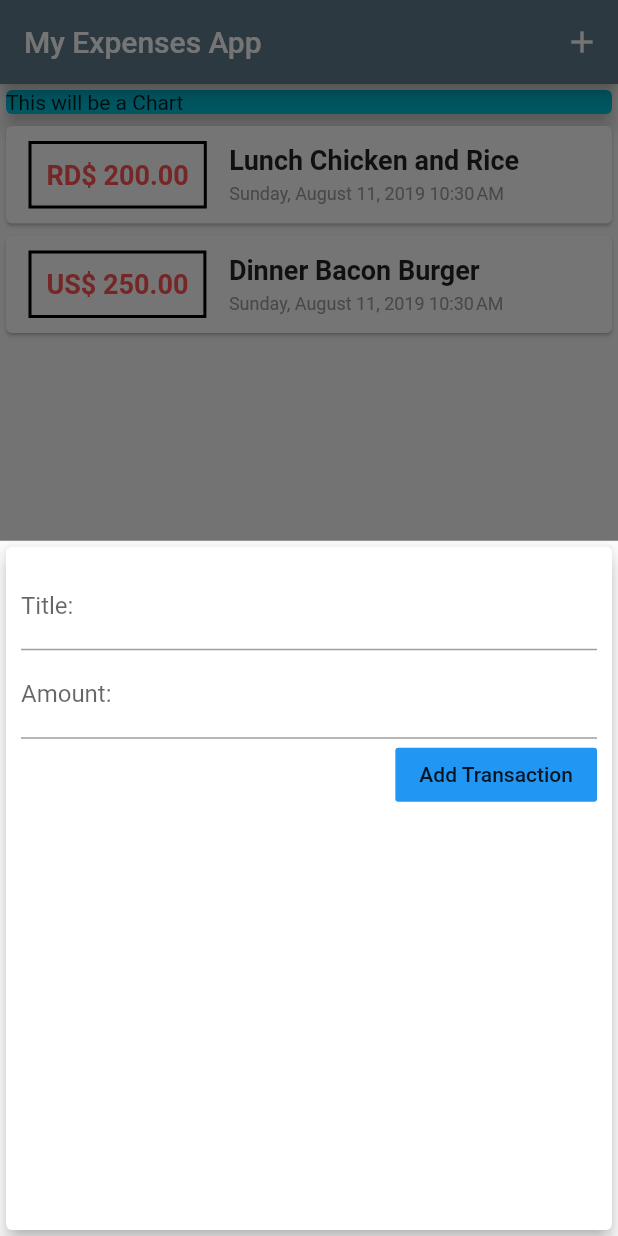
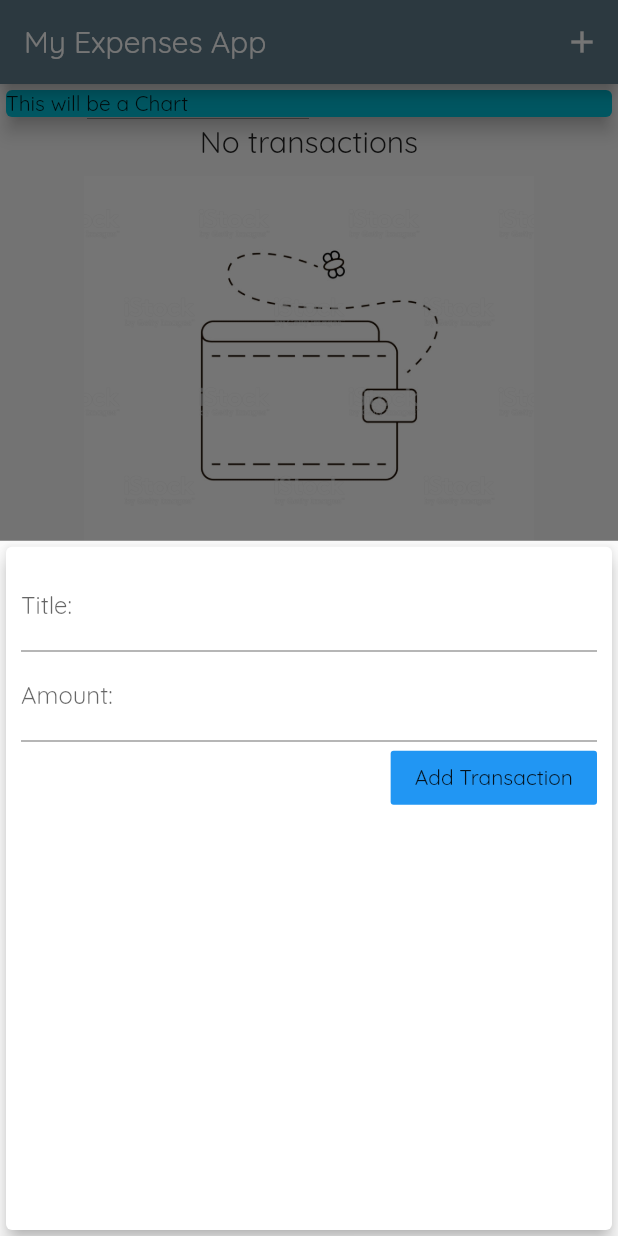
Before and after one commit to cesarcedanov/expenses_app_flutter, a Flutter app: the screen it shows after launch, after a tap on the "add" icon, on a phone screen of 412 x 824 dp. Run offline on Flutter 3.47's test engine with Material 2 defaults, Android fonts, the light colour scheme and no system bars.

Commit message:
Added an image to show up when the user doesn't have transactions

```diff
--- a/app/lib/main.dart
+++ b/app/lib/main.dart
@@ -10,7 +10,7 @@ class MyApp extends StatelessWidget {
   Widget build(BuildContext context) {
     return MaterialApp(
       title: 'My Expenses App',
-      theme: ThemeData(primarySwatch: Colors.blueGrey),
+      theme: ThemeData(primarySwatch: Colors.blueGrey, fontFamily: 'Quicksand'),
       home: MyHomePage(),
     );
   }
@@ -23,19 +23,19 @@ class MyHomePage extends StatefulWidget {
 
 class _MyHomePageState extends State<MyHomePage> {
   final List<Transaction> _userTransactions = [
-    Transaction(
-        id: '1',
-        title: 'Lunch Chicken and Rice',
-        amount: 200,
-        currency: 'RD\$',
-        date: DateTime.now()),
-    Transaction(
-      id: '1',
-      title: 'Dinner Bacon Burger',
-      amount: 250,
-      currency: 'US\$',
-      date: DateTime.now(),
-    ),
+    // Transaction(
+    //     id: '1',
+    //     title: 'Lunch Chicken and Rice',
+    //     amount: 200,
+    //     currency: 'RD\$',
+    //     date: DateTime.now()),
+    // Transaction(
+    //   id: '1',
+    //   title: 'Dinner Bacon Burger',
+    //   amount: 250,
+    //   currency: 'US\$',
+    //   date: DateTime.now(),
+    // ),
   ];
 
   void _addNewTransaction(String txTitle, double txAmount) {
--- a/app/lib/widgets/transactionList.dart
+++ b/app/lib/widgets/transactionList.dart
@@ -10,7 +10,26 @@ class TransactionList extends StatelessWidget {
   Widget build(BuildContext context) {
     return Container(
       height: 450,
-      child: ListView.builder(
+      child: transactionList.isEmpty
+          ? Column(
+              children: <Widget>[
+                Text(
+                  'No transactions',
+                  style: Theme.of(context).textTheme.title,
+                ),
+                SizedBox(
+                  height: 10,
+                ),
+                Container(
+                  height: 300,
+                  child: Image.asset(
+                    'assets/images/empty_wallet.jpg',
+                    fit: BoxFit.cover,
+                  ),
+                )
+              ],
+            )
+          : ListView.builder(
               itemBuilder: (ctx, index) {
                 return TransactionCard(transactionList[index]);
               },
```
Also changed, not shown: app/pubspec.yaml (+13 -8 lines), app/assets/fonts/OpenSans-Bold.ttf (added), app/assets/fonts/OpenSans-Regular.ttf (added), app/assets/fonts/Quicksand-Bold.ttf (added), app/assets/fonts/Quicksand-Light.ttf (added), app/assets/fonts/Quicksand-Medium.ttf (added), app/assets/fonts/Quicksand-Regular.ttf (added), app/assets/images/empty_wallet.jpg (added). Lines whose indentation alone changed are shown as unchanged.
